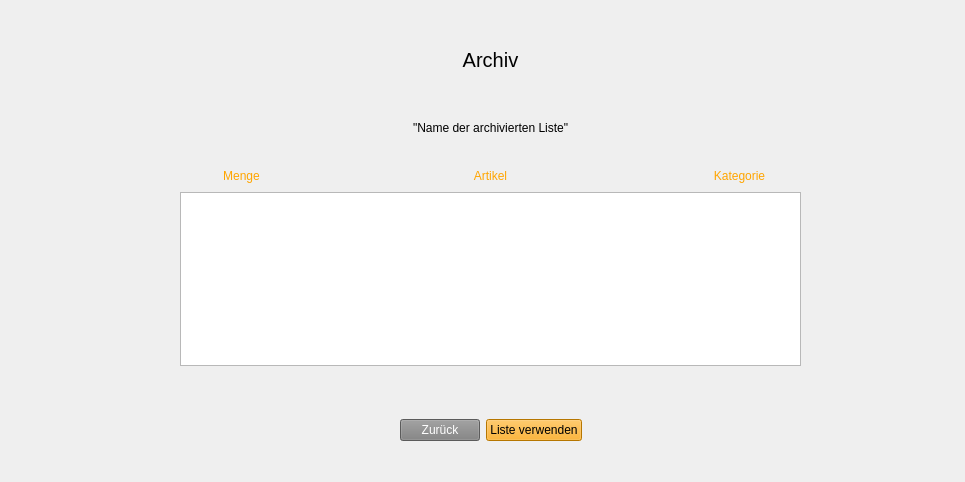
PPetermeier/2021_SoSe_Projekt_Gruppe_12, file ui/archivelistframe.ui: the form before one commit.
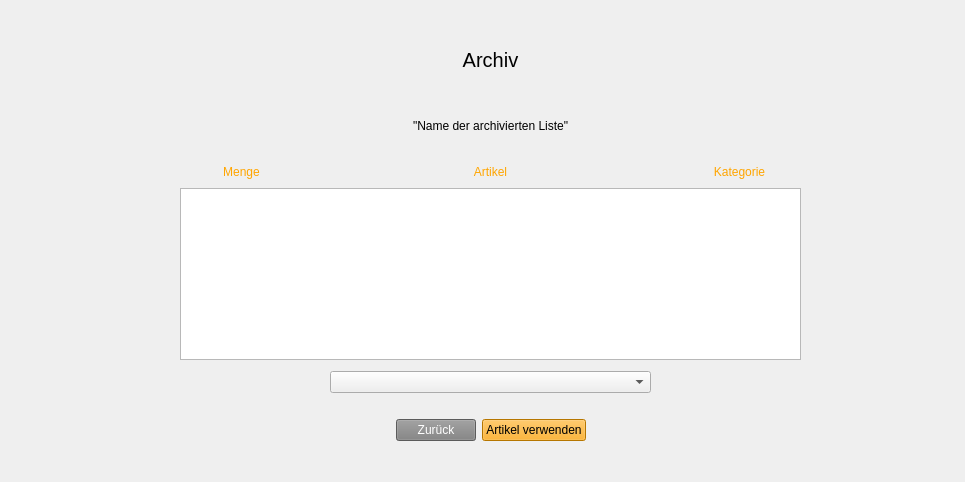
The form after the commit. Icons and pictures are not drawn.

Commit message: UI Fenster Fehler korrigiert

The edit to the form file:
```diff
--- a/ui/archivelistframe.ui
+++ b/ui/archivelistframe.ui
@@ -325,22 +325,31 @@
         <property name="orientation">
          <enum>Qt::Horizontal</enum>
         </property>
+        <property name="sizeType">
+         <enum>QSizePolicy::Fixed</enum>
+        </property>
         <property name="sizeHint" stdset="0">
          <size>
-          <width>40</width>
+          <width>300</width>
           <height>20</height>
          </size>
         </property>
        </spacer>
       </item>
+      <item>
+       <widget class="QComboBox" name="d_list"/>
+      </item>
       <item>
        <spacer name="horizontalSpacer_4">
         <property name="orientation">
          <enum>Qt::Horizontal</enum>
         </property>
+        <property name="sizeType">
+         <enum>QSizePolicy::Fixed</enum>
+        </property>
         <property name="sizeHint" stdset="0">
          <size>
-          <width>40</width>
+          <width>300</width>
           <height>20</height>
          </size>
         </property>
@@ -396,7 +405,7 @@
          <string notr="true">background-color: orange;</string>
         </property>
         <property name="text">
-         <string>Liste verwenden</string>
+         <string>Artikel verwenden</string>
         </property>
        </widget>
       </item>
```
Left out of the diff: 2 changed lines with no effect on the pictures.
